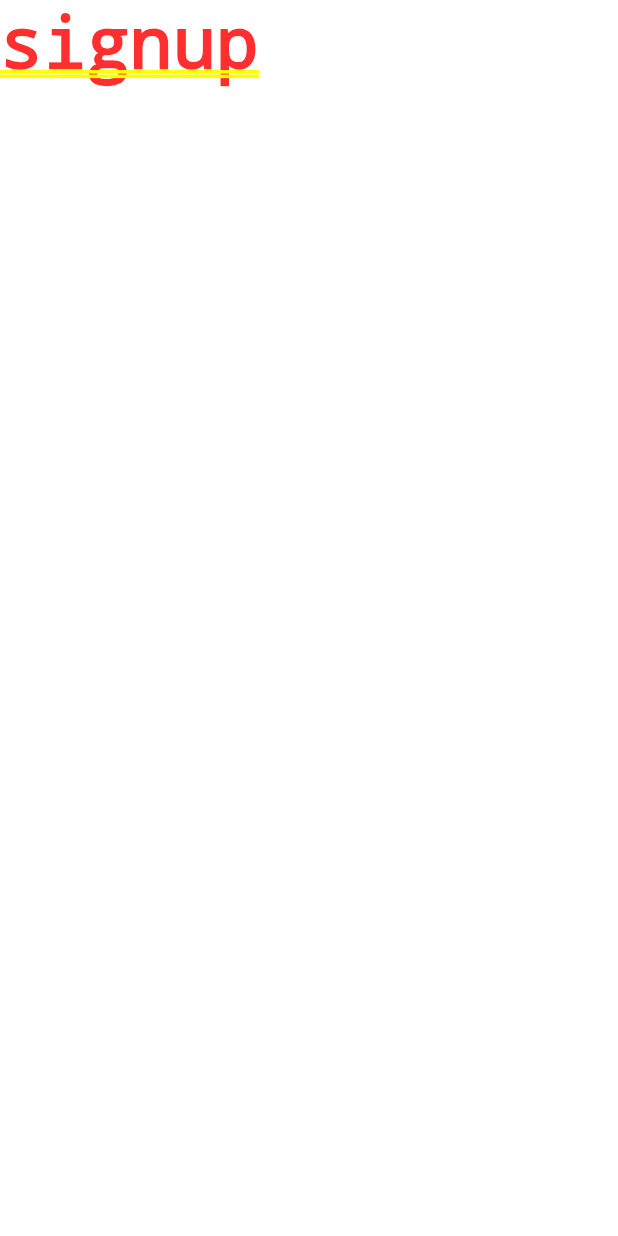
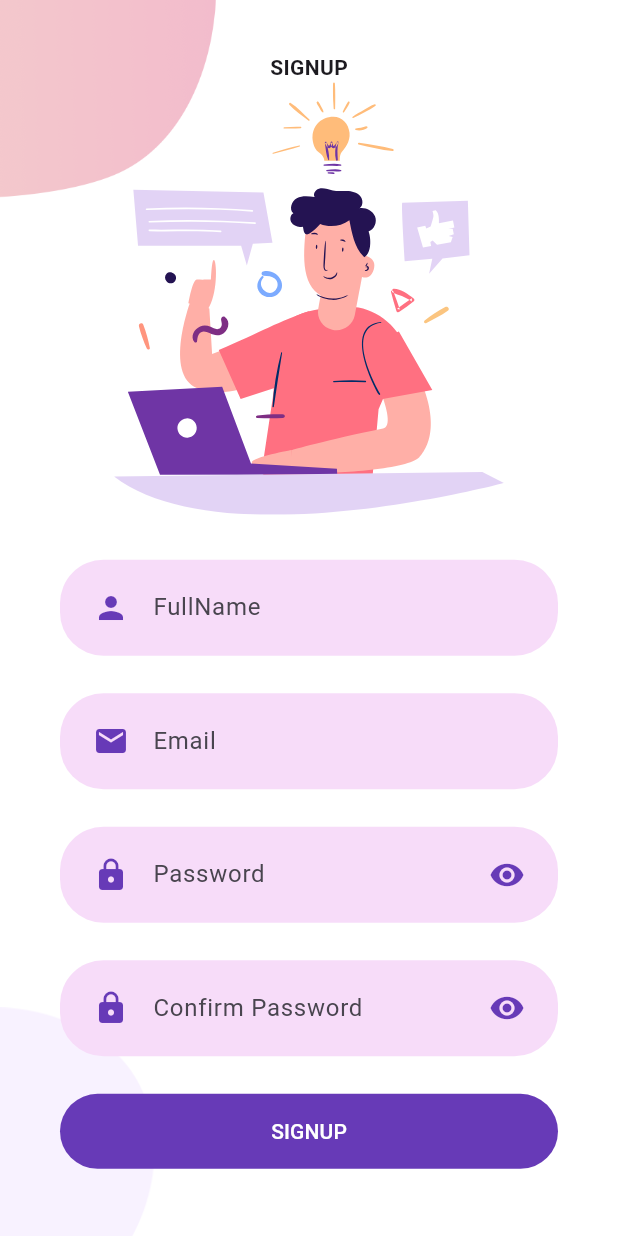
Before and after one commit to peerapattop/posmobile-flutter, a Flutter app: the screen it shows after launch, after a tap on "SIGNUP", on a phone screen of 412 x 824 dp. Run offline on Flutter 3.47's test engine with Material 3 defaults, Android fonts, the phone set to English and light mode, and no system bars; our stand-ins replace flutter_svg.

Commit message:
create signup page

```diff
--- a/lib/screens/home_screen.dart
+++ b/lib/screens/home_screen.dart
@@ -10,6 +10,8 @@ class Home extends StatefulWidget {
 class _HomeState extends State<Home> {
   @override
   Widget build(BuildContext context) {
-    return const Placeholder();
+    return Scaffold(
+      body: Text("Home"),
+    );
   }
 }
--- a/lib/screens/signup_screen.dart
+++ b/lib/screens/signup_screen.dart
@@ -1,4 +1,9 @@
 import 'package:flutter/material.dart';
+import 'package:flutter_svg/flutter_svg.dart';
+import 'package:posmobile/screens/login_screen.dart';
+
+import '../widgets/custom_button.dart';
+import '../widgets/custom_input.dart';
 
 class SignUp extends StatefulWidget {
   const SignUp({super.key});
@@ -10,8 +15,101 @@ class SignUp extends StatefulWidget {
 class _RegisterState extends State<SignUp> {
   @override
   Widget build(BuildContext context) {
-    return const Text(
-      "signup"
+    Size size = MediaQuery.of(context).size;
+    return Scaffold(
+      body: SingleChildScrollView(
+        child: SizedBox(
+          height: size.height,
+          width: double.infinity,
+          child: Stack(
+            alignment: Alignment.center,
+            children: <Widget>[
+              Positioned(
+                top: 0,
+                left: 0,
+                child: Image.asset(
+                  "assets/images/signup_top.png",
+                  width: size.width * 0.35,
+                ),
+              ),
+              Positioned(
+                bottom: 0,
+                left: 0,
+                child: Image.asset(
+                  "assets/images/main_bottom.png",
+                  width: size.width * 0.25,
+                ),
+              ),
+              Column(
+                crossAxisAlignment: CrossAxisAlignment.center,
+                mainAxisAlignment: MainAxisAlignment.center,
+                children: [
+                  const Text(
+                    'SIGNUP',
+                    style: TextStyle(
+                      fontWeight: FontWeight.bold,
+                    ),
+                  ),
+                  SvgPicture.asset("assets/icons/signup.svg",
+                      height: size.height * 0.35),
+                  const SizedBox(height: 30),
+                  const Padding(
+                    padding: EdgeInsets.only(right: 40, left: 40, bottom: 25),
+                    child: CustomInput(
+                      prefixIcon: Icons.person,
+                      hintText: 'FullName',
+                      keyboardType: TextInputType.text,
+                    ),
+                  ),
+                  const Padding(
+                    padding: EdgeInsets.only(right: 40, left: 40, bottom: 25),
+                    child: CustomInput(
+                      prefixIcon: Icons.email,
+                      hintText: 'Email',
+                      keyboardType: TextInputType.emailAddress,
+                    ),
+                  ),
+                  const Padding(
+                    padding: EdgeInsets.only(right: 40, left: 40,bottom: 25),
+                    child: CustomInput(
+                      obscureText: true,
+                      prefixIcon: Icons.lock,
+                      suffixIcon: Icons.visibility,
+                      hintText: 'Password',
+                      keyboardType: TextInputType.visiblePassword,
+                    ),
+                  ),
+                  const Padding(
+                    padding: EdgeInsets.only(right: 40, left: 40),
+                    child: CustomInput(
+                      obscureText: true,
+                      prefixIcon: Icons.lock,
+                      suffixIcon: Icons.visibility,
+                      hintText: 'Confirm Password',
+                      keyboardType: TextInputType.visiblePassword,
+                    ),
+                  ),
+                  Padding(
+                    padding: const EdgeInsets.only(
+                        right: 40, left: 40, top: 25, bottom: 10),
+                    child: CustomButton(
+                      text: 'SIGNUP',
+                      onPressed: () {
+                        Navigator.push(
+                          context,
+                          MaterialPageRoute(
+                            builder: (context) => const Login(),
+                          ),
+                        );
+                      },
+                    ),
+                  ),
+                ],
+              )
+            ],
+          ),
+        ),
+      ),
     );
   }
 }
```
Also changed, not shown: lib/screens/forgetpassword_screen.dart (added, +12 -0 lines), lib/screens/login_screen.dart (+36 -1 lines), 1 other file.
